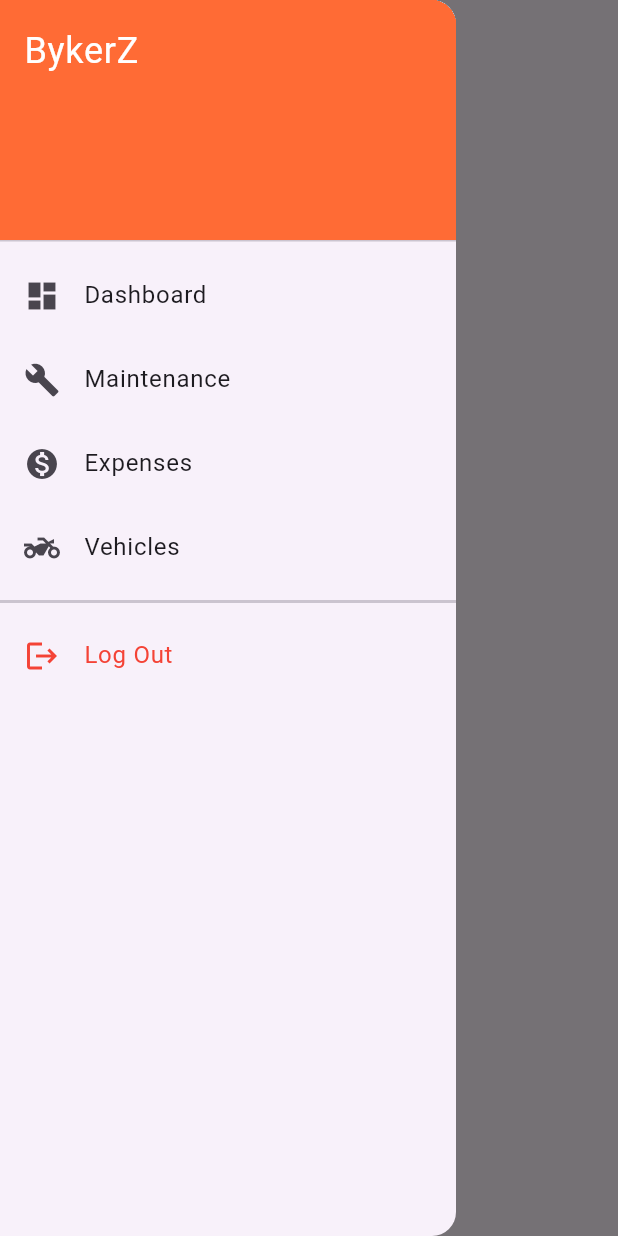
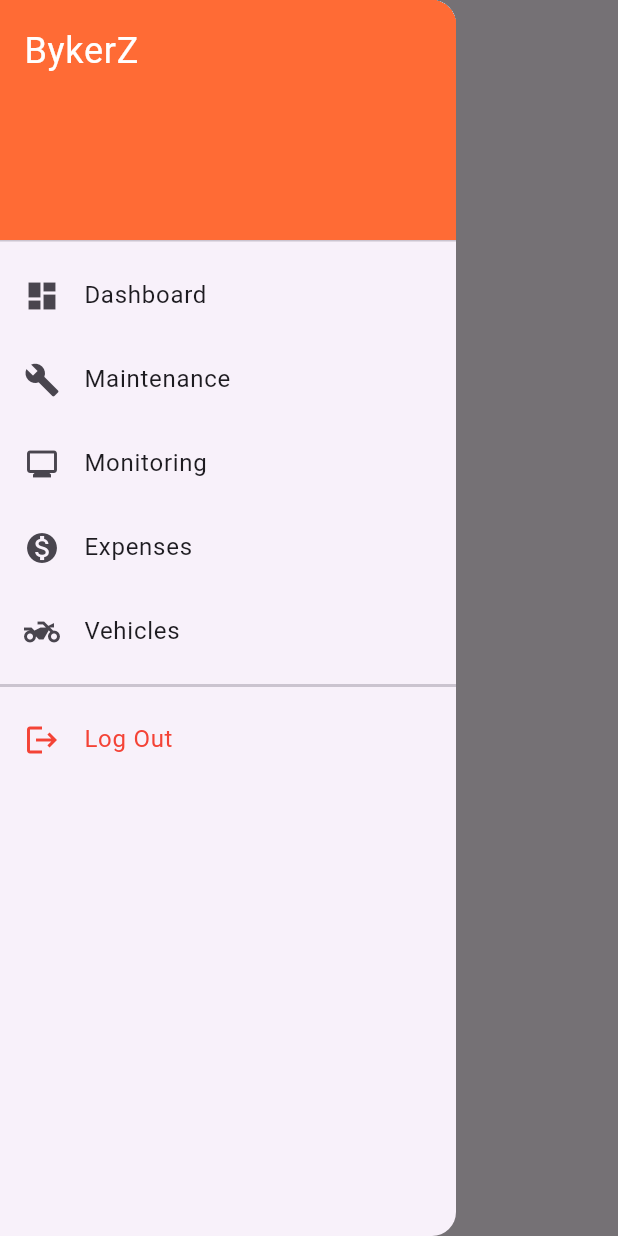
Before and after one commit to NRG-6-IOT/BykerZ-Mobile-Application, a Flutter app: the Dashboard screen opened directly, with the side drawer open, on a phone screen of 412 x 824 dp. Run offline on Flutter 3.47's test engine with Material 3 defaults, Android fonts, the phone set to English and light mode, and no system bars.

Commit message:
feat(shared): add monitoring page link to app drawer

```diff
--- a/lib/shared/presentation/widgets/app_drawer.dart
+++ b/lib/shared/presentation/widgets/app_drawer.dart
@@ -2,6 +2,7 @@ import 'package:byker_z_mobile/maintenance_and_operations/presentation/pages/exp
 import 'package:byker_z_mobile/maintenance_and_operations/presentation/pages/maintenance.dart';
 import 'package:byker_z_mobile/shared/presentation/pages/dashboard.dart';
 import 'package:byker_z_mobile/vehicle_management/presentation/pages/vehicles.dart';
+import 'package:byker_z_mobile/vehicle_wellness/presentation/pages/monitoring.dart';
 import 'package:flutter/material.dart';
 
 class AppDrawer extends StatelessWidget {
@@ -44,6 +45,11 @@ class AppDrawer extends StatelessWidget {
             onTap: () => navigateTo(context, const Maintenance()),
           ),
           ListTile(
+            leading: const Icon(Icons.monitor),
+            title: const Text('Monitoring'),
+            onTap: () => navigateTo(context, const Monitoring()),
+          ),
+          ListTile(
             leading: const Icon(Icons.monetization_on),
             title: const Text('Expenses'),
             onTap: () => navigateTo(context, const Expenses()),
```
